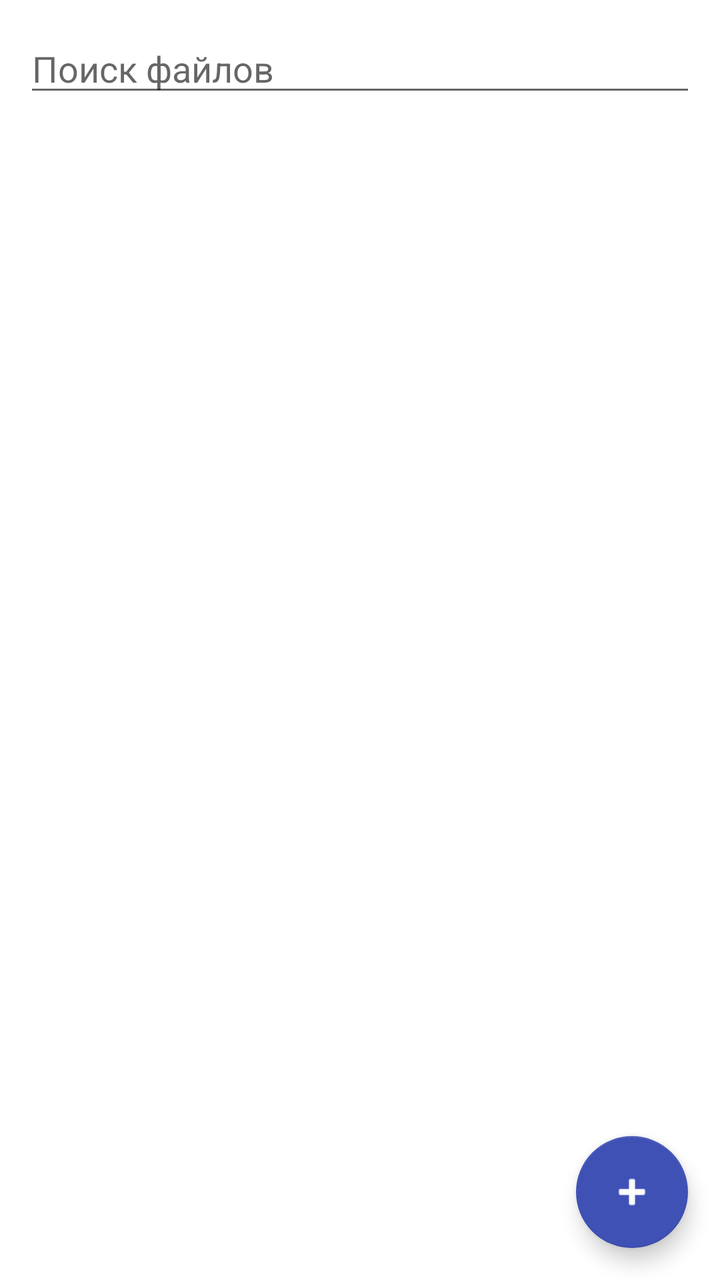
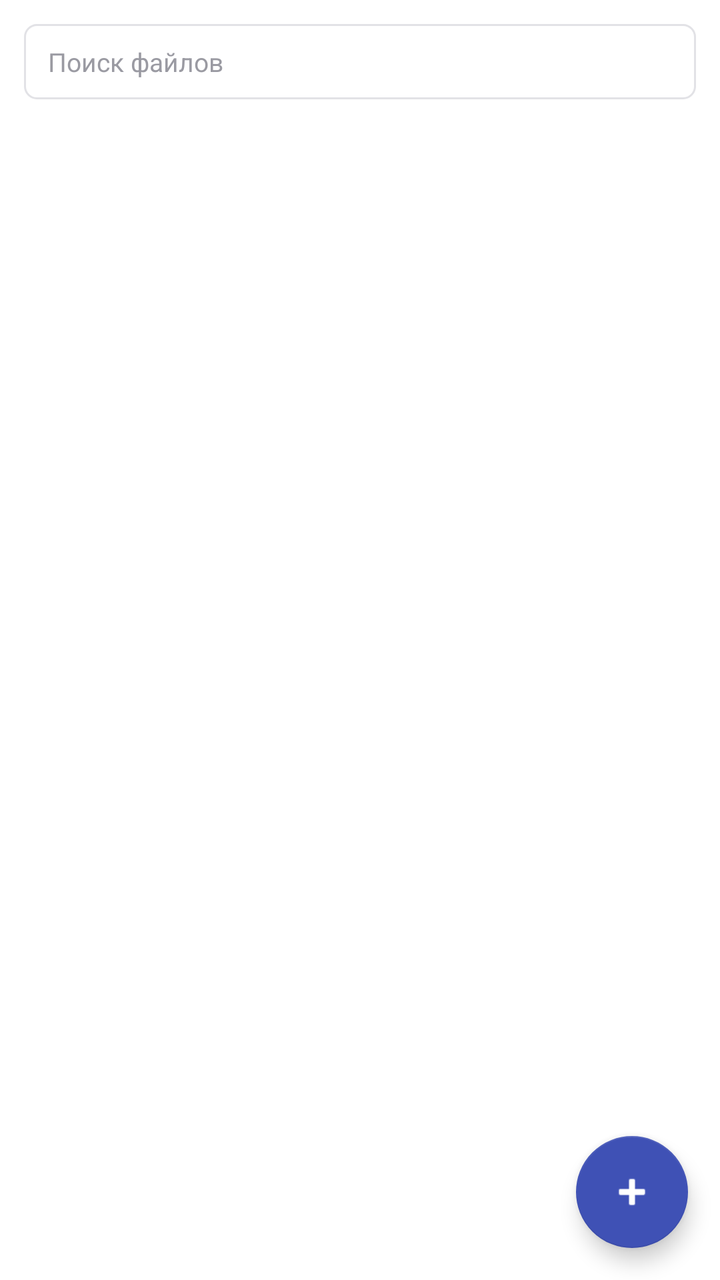

Before-and-after screenshots of an Android layout around one commit, followed by the original layout XML and the change that was made.
<!-- AndroidManifest.xml: application theme Theme.SyncNote -->
<!-- res/layout/fragment_files_list.xml -->
<?xml version="1.0" encoding="utf-8"?>
<androidx.coordinatorlayout.widget.CoordinatorLayout
    xmlns:android="http://schemas.android.com/apk/res/android"
    xmlns:app="http://schemas.android.com/apk/res-auto"
    android:theme="@style/Theme.SyncNote.Files"
    android:layout_width="match_parent"
    android:layout_height="match_parent"
    android:background="@color/files_bg">

    <LinearLayout
        android:layout_width="match_parent"
        android:layout_height="match_parent"
        android:orientation="vertical"
        android:padding="12dp">

        <EditText
            android:id="@+id/searchFiles"
            android:layout_width="match_parent"
            android:layout_height="wrap_content"
            android:hint="@string/files_search_hint"
            android:inputType="text"
            android:maxLines="1" />

        <FrameLayout
            android:layout_width="match_parent"
            android:layout_height="0dp"
            android:layout_weight="1"
            android:layout_marginTop="8dp">

            <androidx.recyclerview.widget.RecyclerView
                android:id="@+id/rvFiles"
                android:layout_width="match_parent"
                android:layout_height="match_parent" />

            <LinearLayout
                android:id="@+id/emptyState"
                android:layout_width="match_parent"
                android:layout_height="match_parent"
                android:orientation="vertical"
                android:gravity="center"
                android:visibility="gone">

                <TextView
                    android:layout_width="wrap_content"
                    android:layout_height="wrap_content"
                    android:text="📁"
                    android:textSize="48sp" />

                <TextView
                    android:layout_width="wrap_content"
                    android:layout_height="wrap_content"
                    android:layout_marginTop="8dp"
                    android:text="@string/files_empty_title"
                    android:textSize="18sp"
                    android:textStyle="bold"
                    android:textColor="@color/files_text" />

                <TextView
                    android:layout_width="wrap_content"
                    android:layout_height="wrap_content"
                    android:layout_marginTop="4dp"
                    android:text="@string/files_empty_hint"
                    android:textSize="13sp"
                    android:textColor="@color/files_text2" />

                <Button
                    android:id="@+id/emptyAddButton"
                    android:layout_width="wrap_content"
                    android:layout_height="wrap_content"
                    android:layout_marginTop="12dp"
                    android:text="@string/files_add_first"
                    android:textAllCaps="false" />
            </LinearLayout>
        </FrameLayout>
    </LinearLayout>

    <com.google.android.material.floatingactionbutton.FloatingActionButton
        android:id="@+id/fabAdd"
        android:layout_width="wrap_content"
        android:layout_height="wrap_content"
        android:layout_gravity="bottom|end"
        android:layout_margin="16dp"
        android:src="@android:drawable/ic_input_add"
        android:contentDescription="@string/files_add_first"
        app:backgroundTint="@color/files_accent"
        app:tint="@android:color/white" />
</androidx.coordinatorlayout.widget.CoordinatorLayout>
<!-- resources referenced by this layout -->
<resources>
  <color name="files_accent">#3F51B5</color>
  <color name="files_bg">#FFFFFF</color>
  <color name="files_text">#1B1B1F</color>
  <color name="files_text2">#6A6A72</color>
  <string name="files_add_first">Загрузить первый файл</string>
  <string name="files_empty_hint">Файлы, добавленные здесь, синхронизируются с ПК.</string>
  <string name="files_empty_title">Нет файлов</string>
  <string name="files_search_hint">Поиск файлов</string>
  <style name="Theme.SyncNote.Files" parent="Theme.MaterialComponents.Light.Bridge">
          <item name="colorPrimary">@color/sync_accent</item>
          <item name="colorPrimaryDark">@color/sync_accent_dark</item>
          <item name="colorSecondary">@color/sync_accent</item>
          <item name="colorAccent">@color/sync_accent</item>
          <item name="colorOnPrimary">@color/text_on_accent</item>
          <item name="android:windowBackground">@color/bg_window</item>
      </style>
  <style name="Theme.SyncNote" parent="Theme.AppCompat.Light.DarkActionBar">
          <item name="colorPrimary">@color/sync_accent</item>
          <item name="colorPrimaryDark">@color/sync_accent_dark</item>
          <item name="colorSecondary">@color/sync_accent</item>
          <item name="colorAccent">@color/sync_accent</item>
          <item name="colorOnPrimary">@color/text_on_accent</item>
          <item name="android:windowBackground">@color/bg_window</item>
          <item name="android:colorBackground">@color/bg_window</item>
      </style>
  <color name="sync_accent">#3F51B5</color>
  <color name="sync_accent_dark">#354499</color>
  <color name="text_on_accent">#FFFFFF</color>
  <color name="bg_window">#FFFFFF</color>
</resources>

<!-- the commit's change to res/layout/fragment_files_list.xml (unified diff, before → after) -->
@@ -5,7 +5,7 @@
     android:theme="@style/Theme.SyncNote.Files"
     android:layout_width="match_parent"
     android:layout_height="match_parent"
-    android:background="@color/files_bg">
+    android:background="@color/bg_window">
 
     <LinearLayout
         android:layout_width="match_parent"
@@ -19,7 +19,15 @@
             android:layout_height="wrap_content"
             android:hint="@string/files_search_hint"
             android:inputType="text"
-            android:maxLines="1" />
+            android:maxLines="1"
+            android:background="@drawable/bg_search_field"
+            android:paddingStart="12dp"
+            android:paddingEnd="12dp"
+            android:paddingTop="10dp"
+            android:paddingBottom="10dp"
+            android:textColor="@color/text_primary"
+            android:textColorHint="@color/text_hint"
+            android:textSize="13sp" />
 
         <FrameLayout
             android:layout_width="match_parent"
@@ -65,6 +73,7 @@
 
                 <Button
                     android:id="@+id/emptyAddButton"
+                    style="@style/Widget.SyncNote.Button.Primary"
                     android:layout_width="wrap_content"
                     android:layout_height="wrap_content"
                     android:layout_marginTop="12dp"
@@ -82,6 +91,6 @@
         android:layout_margin="16dp"
         android:src="@android:drawable/ic_input_add"
         android:contentDescription="@string/files_add_first"
-        app:backgroundTint="@color/files_accent"
+        app:backgroundTint="@color/sync_accent"
         app:tint="@android:color/white" />
 </androidx.coordinatorlayout.widget.CoordinatorLayout>
<!-- resource entries referenced after the edit -->
@@ -1,7 +1,5 @@
 <!-- resources referenced by this layout -->
 <resources>
-  <color name="files_accent">#3F51B5</color>
-  <color name="files_bg">#FFFFFF</color>
   <color name="files_text">#1B1B1F</color>
   <color name="files_text2">#6A6A72</color>
   <string name="files_add_first">Загрузить первый файл</string>
@@ -16,6 +14,16 @@
           <item name="colorOnPrimary">@color/text_on_accent</item>
           <item name="android:windowBackground">@color/bg_window</item>
       </style>
+  <style name="Widget.SyncNote.Button.Primary" parent="">
+          <item name="android:background">@drawable/bg_button_primary_selector</item>
+          <item name="android:textColor">@color/text_on_accent</item>
+          <item name="android:textSize">13sp</item>
+          <item name="android:textStyle">bold</item>
+          <item name="android:stateListAnimator">@null</item>
+          <item name="android:minHeight">44dp</item>
+          <item name="android:paddingStart">16dp</item>
+          <item name="android:paddingEnd">16dp</item>
+      </style>
   <style name="Theme.SyncNote" parent="Theme.AppCompat.Light.DarkActionBar">
           <item name="colorPrimary">@color/sync_accent</item>
           <item name="colorPrimaryDark">@color/sync_accent_dark</item>
@@ -25,9 +33,39 @@
           <item name="android:windowBackground">@color/bg_window</item>
           <item name="android:colorBackground">@color/bg_window</item>
       </style>
+  <color name="bg_card">#FFFFFF</color>
+  <color name="border_line">#E2E2E6</color>
   <color name="sync_accent">#3F51B5</color>
+  <color name="text_hint">#9A9AA2</color>
+  <color name="text_primary">#1B1B1F</color>
+  <!-- drawable bg_search_field (drawable) -->
+  <?xml version="1.0" encoding="utf-8"?>
+  <shape xmlns:android="http://schemas.android.com/apk/res/android"
+      android:shape="rectangle">
+      <solid android:color="@color/bg_card" />
+      <stroke
+          android:width="1dp"
+          android:color="@color/border_line" />
+      <corners android:radius="6dp" />
+  </shape>
   <color name="sync_accent_dark">#354499</color>
   <color name="text_on_accent">#FFFFFF</color>
+  <!-- drawable bg_button_primary_selector (drawable) -->
+  <?xml version="1.0" encoding="utf-8"?>
+  <selector xmlns:android="http://schemas.android.com/apk/res/android">
+      <item android:state_pressed="true">
+          <shape android:shape="rectangle">
+              <solid android:color="@color/sync_accent_dark" />
+              <corners android:radius="6dp" />
+          </shape>
+      </item>
+      <item>
+          <shape android:shape="rectangle">
+              <solid android:color="@color/sync_accent" />
+              <corners android:radius="6dp" />
+          </shape>
+      </item>
+  </selector>
   <color name="bg_window">#FFFFFF</color>
 </resources>
 
